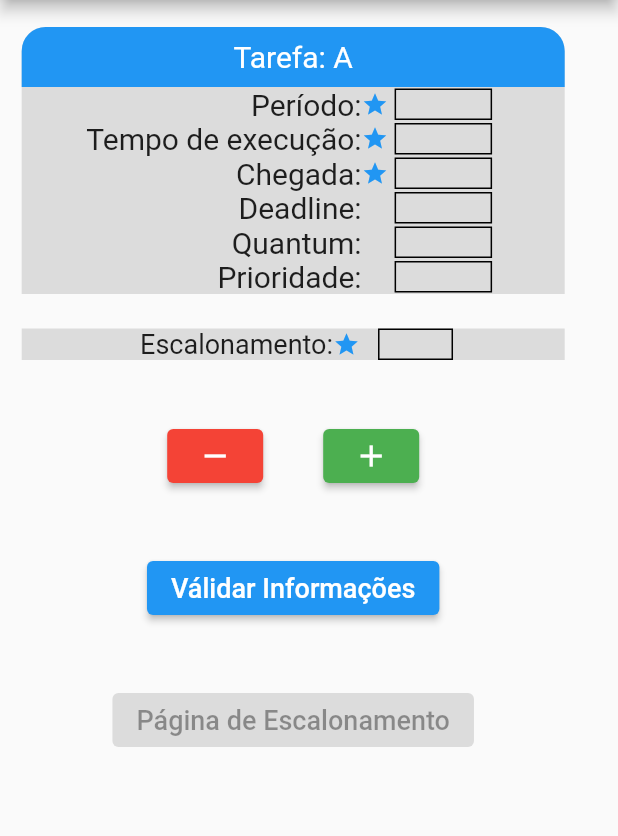
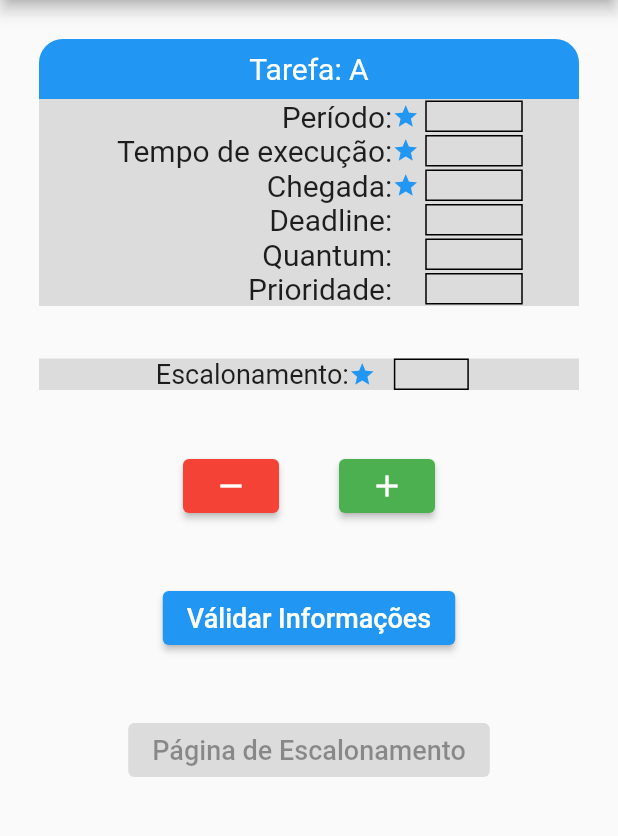
Before and after one commit to Fashion-Q/Skale, a Flutter app: the screen it shows after launch, after a tap on the "add" icon, on a phone screen of 412 x 824 dp, the part 84-920 px from its top. Run offline on Flutter 3.47's test engine with Material 2 defaults, Android fonts, the light colour scheme and no system bars; our stand-ins replace device_preview.

Commit message:
Removido responsividade do formulario que nao tinha necessidade.

```diff
--- a/skale/lib/controller/formulario_controller.dart
+++ b/skale/lib/controller/formulario_controller.dart
@@ -31,13 +31,13 @@ class ListaDeFormulario extends ChangeNotifier {
   bool allButton = true;
   bool validarInformacoes = false;
 
-  bool addForm(Size size) {
+  bool addForm() {
     if (listForm.length > 25) {
       mensagem = "O tamanho de tarefas não pode ser maior que 25";
       return false;
     }
     validarInformacoes = false;
-    listForm.add(novoForm(size));
+    listForm.add(novoForm());
     notifyListeners();
     return true;
   }
@@ -46,14 +46,13 @@ class ListaDeFormulario extends ChangeNotifier {
     int linha,
     int coluna,
     String nome,
-    Size size,
     bool aberto,
   ) {
     return Row(
-      mainAxisAlignment: MainAxisAlignment.start,
+      mainAxisAlignment: MainAxisAlignment.center,
       children: [
         SizedBox(
-          width: size.width * 0.55,
+          width: 198,
           child: Text(
             nome,
             style: primaryStyle(size: 20),
@@ -117,24 +116,23 @@ class ListaDeFormulario extends ChangeNotifier {
     }
   }
 
-  Widget novoForm(Size size) {
+  Widget novoForm() {
     List<Widget> rows = [];
     controller.add([]);
     controller[controller.length - 1] = List<TextEditingController>.generate(
         6, (index) => TextEditingController());
 
     for (int i = 0; i < 6; i++) {
-      rows.add(getRow(controller.length - 1, i, info[i], size, true));
+      rows.add(getRow(controller.length - 1, i, info[i], true));
     }
 
     return Container(
-      width: size.width - 50,
-      margin: const EdgeInsets.only(bottom: 8),
+      margin: const EdgeInsets.only(bottom: 12),
       decoration: boxDecorationTopRightLeft(radius: 16, color: Colors.black12),
       child: Column(
         children: [
           Container(
-            width: size.width,
+            width: 360,
             height: 40,
             decoration:
                 boxDecorationTopRightLeft(radius: 16, color: Colors.blue),
@@ -144,9 +142,10 @@ class ListaDeFormulario extends ChangeNotifier {
               style: primaryStyle(size: 20, color: Colors.white),
             ),
           ),
-          Column(
-            children: rows,
-          )
+          ...rows
+          // Column(
+          //   children: rows,
+          // )
         ],
       ),
     );
--- a/skale/lib/pages/formulario_page.dart
+++ b/skale/lib/pages/formulario_page.dart
@@ -21,21 +21,26 @@ class FormularioPage extends StatelessWidget {
             style: primaryStyle(size: 20),
           ),
         ),
-        drawer: baseDrawer(size),
+        drawer: baseDrawer(),
         body: SingleChildScrollView(
           child: Container(
             margin: const EdgeInsets.only(left: 8, right: 8, top: 18),
             child: Column(
               children: [
                 //Text(size.width.toString()),
-                Column(
-                  children: controller.listForm,
+                Container(
+                  alignment: Alignment.center,
+                  margin: const EdgeInsets.only(bottom: 8, top: 8),
+                  width: 360,
+                  child: Column(
+                    children: controller.listForm,
+                  ),
                 ),
                 Visibility(
                   visible: controller.listForm.isNotEmpty,
                   child: Container(
                     color: Colors.black12,
-                    width: size.width - 50,
+                    width: 360,
                     margin: const EdgeInsets.only(top: 15),
                     child: Row(
                       mainAxisAlignment: MainAxisAlignment.center,
@@ -78,7 +83,8 @@ class FormularioPage extends StatelessWidget {
                 ),
                 Container(
                   margin: const EdgeInsets.only(top: 40),
-                  width: size.width * 0.91,
+                  width: size.width,
+                  alignment: Alignment.center,
                   child: Row(
                     mainAxisAlignment: MainAxisAlignment.center,
                     children: [
@@ -98,7 +104,7 @@ class FormularioPage extends StatelessWidget {
                             backgroundColor: Colors.green),
                         onPressed: controller.allButton
                             ? () {
-                                if (!controller.addForm(size)) {
+                                if (!controller.addForm()) {
                                   controller.controllSnackBar();
                                   ScaffoldMessenger.of(context).showSnackBar(
                                     snackMessage(
--- a/skale/lib/share/drawer.dart
+++ b/skale/lib/share/drawer.dart
@@ -1,6 +1,6 @@
 import 'package:flutter/material.dart';
 
-Widget baseDrawer(Size size) {
+Widget baseDrawer() {
   return Drawer(
     backgroundColor: const Color.fromARGB(255, 78, 78, 78),
     child: Column(
@@ -10,10 +10,10 @@ Widget baseDrawer(Size size) {
             currentAccountPicture: Padding(
               padding: const EdgeInsets.only(bottom: 8),
               child: ClipOval(
-                child: Image.asset("assets/imagens/home/4.jpeg"),
+                child: Image.asset("assets/imagens/home/skale.png"),
               ),
             ),
-            accountName: const Text("Verenilson da Silva Souza"),
+            accountName: const Text(""),
             accountEmail: const Text("")),
         Row(
           children: [
@@ -35,30 +35,30 @@ Widget baseDrawer(Size size) {
             ),
           ],
         ),
+        // Row(
+        //   children: [
+        //     Padding(
+        //       padding: const EdgeInsets.only(left: 2, right: 3),
+        //       child: SizedBox(
+        //         child: Image.asset(
+        //           "assets/imagens/home/d1.png",
+        //           width: 50,
+        //           height: 50,
+        //         ),
+        //       ),
+        //     ),
+        //     const Text(
+        //       "79 9 9629-1292",
+        //       style: TextStyle(
+        //         color: Colors.white,
+        //       ),
+        //     ),
+        //   ],
+        // ),
         Row(
           children: [
             Padding(
-              padding: const EdgeInsets.only(left: 2, right: 3),
-              child: SizedBox(
-                child: Image.asset(
-                  "assets/imagens/home/d1.png",
-                  width: 50,
-                  height: 50,
-                ),
-              ),
-            ),
-            const Text(
-              "79 9 9629-1292",
-              style: TextStyle(
-                color: Colors.white,
-              ),
-            ),
-          ],
-        ),
-        Row(
-          children: [
-            Padding(
-              padding: const EdgeInsets.only(left: 5, right: 5),
+              padding: const EdgeInsets.only(left: 5, right: 5, top: 15),
               child: SizedBox(
                 child: Image.asset(
                   "assets/imagens/home/d2.png",
@@ -75,11 +75,11 @@ Widget baseDrawer(Size size) {
             ),
           ],
         ),
-        Padding(
-          padding: const EdgeInsets.only(top: 40),
+        const Padding(
+          padding: EdgeInsets.only(top: 40),
           child: SizedBox(
-            width: size.width * 0.7,
-            child: const Text(
+            width: 300,
+            child: Text(
               "O fantástico da vida é estar com alguém que saiba fazer de um pequeno instante, um grande momento!",
               textAlign: TextAlign.center,
               style: TextStyle(
```
Also changed, not shown: skale/aplicativos/windows/data/flutter_assets/packages/font_awesome_flutter/lib/fonts/fa-brands-400.ttf (deleted), skale/aplicativos/windows/data/flutter_assets/packages/font_awesome_flutter/lib/fonts/fa-regular-400.ttf (deleted), skale/aplicativos/windows/data/flutter_assets/packages/font_awesome_flutter/lib/fonts/fa-solid-900.ttf (deleted), skale/assets/imagens/home/skale.png (added), 17 other files.
